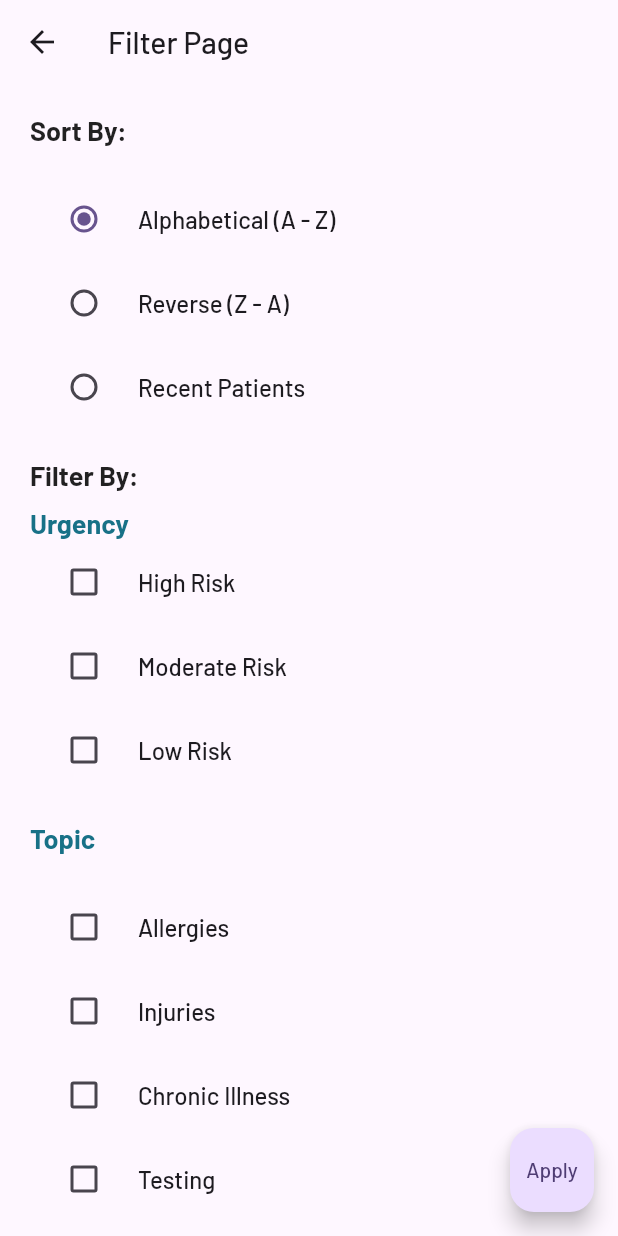
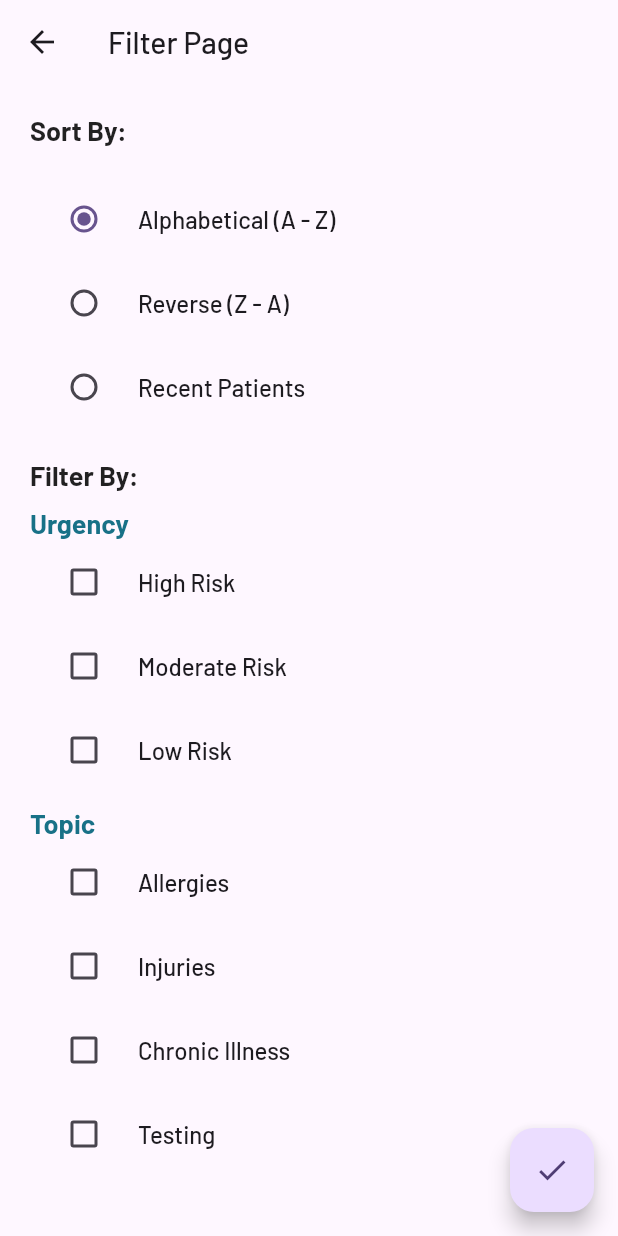
Before and after one commit to Matirix/Project_Gateway, a Flutter app: the FilterPage screen opened directly, on a phone screen of 412 x 824 dp. Run offline on Flutter 3.47's test engine with Material 2 defaults, Android fonts, the phone set to English and light mode, and no system bars; our stand-ins replace flutter_secure_storage, flutter_svg, google_fonts, loading_animation_widget, speech_to_text; missing offline and left inert: flutter_pdfview; accounts and stored records are empty.

Commit message:
update formatting

```diff
--- a/lib/utils/filter_page.dart
+++ b/lib/utils/filter_page.dart
@@ -143,7 +143,7 @@ class _FilterPageState extends State<FilterPage> {
                 ),
               ),
               const Padding(
-                padding: EdgeInsets.all(20.0),
+                padding: EdgeInsets.fromLTRB(20.0, 10.0, 20.0, 0.0),
                 child: Text(
                   "Topic",
                   style: TextStyle(fontSize: 18, fontWeight: FontWeight.bold, color: Color(0xFF187187)),
@@ -216,8 +216,8 @@ class _FilterPageState extends State<FilterPage> {
         onPressed: () {
           // Perform any action on filter button press
         },
-        child: Text("Apply"),
-        // child: Icon(Icons.filter_list),
+        // child: Text("Apply"),
+        child: const Icon(Icons.check),
       ),
     );
   }
```
